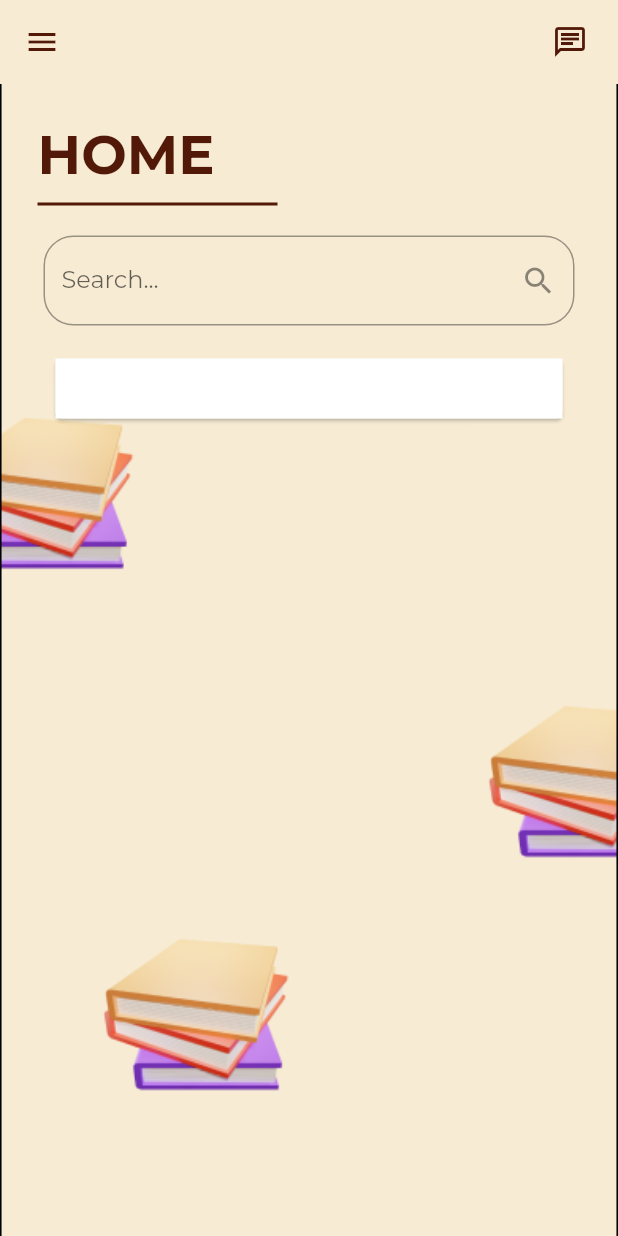
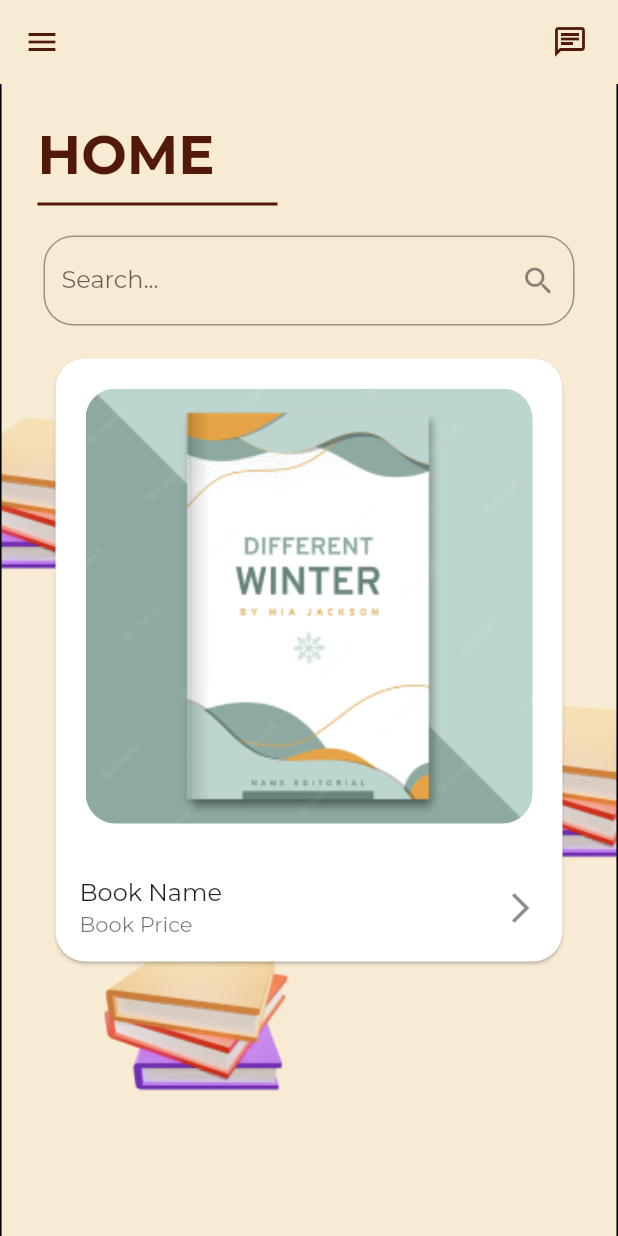
Before and after one commit to AndreaGon/6002CEM_Group6, a Flutter app: the HomePage screen opened by its route, on a phone screen of 412 x 824 dp. Run offline on Flutter 3.47's test engine with Material 2 defaults, Android fonts, the phone set to English and light mode, and no system bars; our stand-ins replace firebase_core, google_fonts; accounts and stored records are empty.

Commit message:
done book list card

```diff
--- a/lib/main.dart
+++ b/lib/main.dart
@@ -36,7 +36,7 @@ class BookBridge extends StatelessWidget {
         ),
         home: HomePage(),
         initialRoute: '/init',
-        routes: {'/init': (context) => Login()},
+        routes: {'/init': (context) => HomePage()},
     );
   }
 }
--- a/lib/view/home/homepage.dart
+++ b/lib/view/home/homepage.dart
@@ -116,20 +116,18 @@ class _HomePageState extends State<HomePage> {
             body: Container(
               margin: EdgeInsets.all(25.0),
               child: Column(
-                children: <Widget> [
+                children: [
 
                 //Page title
-                Align(
+                const Align(
                   alignment: Alignment.centerLeft,
-                  child: Container(
                   child: Text("HOME", textAlign: TextAlign.left, style: TextStyle(fontSize: 36, color: darkbrown, fontWeight: FontWeight.bold)),
-                  ),
                 ),
 
                 //Underline
                 Align(
                   alignment: Alignment.centerLeft,
-                  child: Container(margin: EdgeInsets.fromLTRB(0, 10, 0, 10), height:2.0, width:160, color:darkbrown, alignment: Alignment.centerLeft),
+                  child: Container(margin: const EdgeInsets.fromLTRB(0, 10, 0, 10), height:2.0, width:160, color:darkbrown, alignment: Alignment.centerLeft),
                 ),
 
                 //Search box
@@ -152,165 +150,41 @@ class _HomePageState extends State<HomePage> {
                   ),
                 ),
 
-                Center(
-                  child: MergeSemantics(
-                    child: Padding(
-                      padding: EdgeInsets.all(8.0),
-                      child: Column(
-                        mainAxisAlignment: MainAxisAlignment.center,
-                        crossAxisAlignment: CrossAxisAlignment.stretch,
+                //Card list
+                Expanded(child: ListView(
+                    padding: const EdgeInsets.all(8),
                     children: <Widget>[
                       Card(
-                            child: Column(
-                              crossAxisAlignment: CrossAxisAlignment.stretch,
-                              children: <Widget>[
-                                Material(
-                                  color: Colors.white,
-                                  elevation: 0,
-                                  child: Padding(
-                                    padding: const EdgeInsets.all(20.0),
+                        shape: RoundedRectangleBorder(borderRadius: BorderRadius.circular(20),),
+                        child:Column(
+                            children: [
+                              //Book cover
+                              Container(
+                                padding: EdgeInsets.all(20),
+                                height: 330,
                                 child: Container(
-
-                                      decoration: BoxDecoration(image: DecorationImage(image: AssetImage("assets/applogo.png"))),
+                                  decoration: BoxDecoration(
+                                    borderRadius: BorderRadius.circular(20),
+                                    image: DecorationImage(fit: BoxFit.cover, image: AssetImage("assets/book_cover.png"),),
+                                  )
+                                )
                               ),
 
-
-                                ),
-
-                              //   Padding(
-                              //       padding: EdgeInsets.fromLTRB(20, 10.0, 20.0, 20.0),
-                              //       child: Column(
-                              //         crossAxisAlignment: CrossAxisAlignment.stretch,
-                              //         children: <Widget>[
-                              //           TextField(
-                              //             decoration: InputDecoration(
-                              //               labelText: "Email",
-                              //               hintText: "example@mail.com",
-                              //             ),
-                              //             autofocus: true,
-                              //           ),
-                              //           TextField(
-                              //             decoration: InputDecoration(
-                              //               labelText: "Password",
-                              //             ),
-                              //             autofocus: true,
-                              //           ),
-                              //           SizedBox(
-                              //             width: double.infinity,
-                              //             height: 100,
-                              //             // child: new RaisedButton(
-                              //             //   color: Colors.blue,
-                              //             //   child: Text(
-                              //             //     "Sign In",
-                              //             //     style: TextStyle(
-                              //             //       color: Colors.white,
-                              //             //       fontFamily: 'Raleway',
-                              //             //       fontSize: 22.0,
-                              //             //     ),
-                              //             //   ),
-                              //             //   onPressed: () => print('Sign In'),
-                              //             // ),
-                              //           )
-                              //         ],
-                              //       )),
-                                )],
-                            ),
-                          ),
-                        ],
-                      ),
-                    ),
-                  ),
+                              //Book name and price
+                              ListTile(
+                                onTap: () {
+                                  Navigator.push(context, MaterialPageRoute(builder: (context) => HomePage()));
+                                  },
+                                title: Text("Book Name"),
+                                subtitle: Text("Book Price"),
+                                trailing: Icon(Icons.arrow_forward_ios),
                               )
-
-
-                // Align(
-                //   alignment: Alignment.center,
-                //   child: Row(
-                //     mainAxisSize: MainAxisSize.max,
-                //     children: [
-                //       Card(
-                //           elevation: 0,
-                //           shape: RoundedRectangleBorder(
-                //               side: BorderSide(color: Theme.of(context).colorScheme.outline),
-                //               borderRadius: const BorderRadius.all(Radius.circular(12))
-                //           ),
-                //         child: Row(
-                //           mainAxisSize: MainAxisSize.max,
-                //           children: [
-                //             SizedBox(
-                //               //width: 200,
-                //               child: Center(child: Text('Outlined Card')),
-                //             )
-                //
-                //           ],
-                //
-                //           ),
-                //         ),
-                //
-                //
-                //
-                //
-                //
-                //
-                //     ],
-                //   ),
-                //
-                // ),
-
-                //Book List
-                // Row(
-                //   mainAxisSize: MainAxisSize.max,
-                //   children: <Widget> [
-                //     Container(
-                //       margin: const EdgeInsets.fromLTRB(0, 10, 0, 10),
-                //       decoration: BoxDecoration(borderRadius: BorderRadius.circular(20), color: Colors.white),
-                //
-                //
-                //     )
-                //   ],
-                // )
-
-                // Align(
-                //   alignment: Alignment.center,
-                //     //background card
-                //     child: Row(
-                //         mainAxisSize: MainAxisSize.max,
-                //         children: <Widget> [
-                //           Container(
-                //               margin: const EdgeInsets.fromLTRB(0, 10, 0, 10),
-                //               decoration: BoxDecoration(borderRadius: BorderRadius.circular(20), color: Colors.white),
-                //
-                //               // child: Align(
-                //               // alignment: Alignment.center,
-                //               //   child: Container(
-                //               //       width: 200,
-                //               //       decoration: const BoxDecoration(
-                //               //           image: DecorationImage(
-                //               //               image: AssetImage("assets/applogo.png"), fit: BoxFit.cover)
-                //               //       )
-                //               //   ),
-                //               // )
-                //
-                //
-                //
-                //           )
-                //         ]
-                //
-                //
-                //
-                //
-                //
-                //     )
-                //
-                //
-                //
-                //
-                //
-                // ),
-
-
-
-
+                            ]
+                        )
+                      )
+                    ]
+                )
+                )
 
 
                 ]
@@ -319,6 +193,8 @@ class _HomePageState extends State<HomePage> {
         )
     );
   }
+}
+
 
 // Widget _getUsersListView(List<User>? users) {
 //   return ListView.builder(
@@ -369,4 +245,3 @@ class _HomePageState extends State<HomePage> {
 //   void _goToDetailScreen(BuildContext context, User item) {
 //     Navigator.pushNamed(context, UserDetailsScreen.id, arguments: item);
 //   }
-}
--- a/pubspec.yaml
+++ b/pubspec.yaml
@@ -69,6 +69,7 @@ flutter:
    - assets/background_4.png
    - assets/background_5.png
    - assets/applogo.png
+   - assets/book_cover.png
 
   # An image asset can refer to one or more resolution-specific "variants", see
   # https://flutter.dev/assets-and-images/#resolution-aware
```
Also changed, not shown: assets/book_cover.png (added), pubspec.lock. Lines whose indentation alone changed are shown as unchanged.
